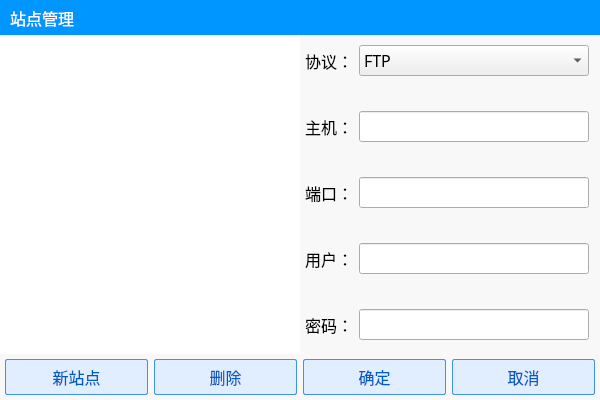
wonderful1234/FtpClient, file FtpClient/src/SiteManagement.ui: the form before one commit.
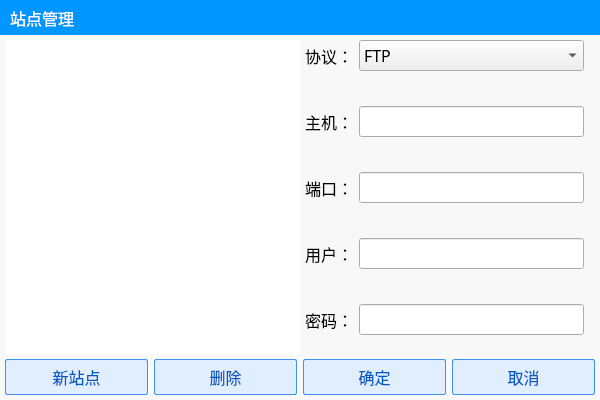
The form after the commit. Icons and pictures are not drawn.

The edit to the form file:
```diff
--- a/FtpClient/src/SiteManagement.ui
+++ b/FtpClient/src/SiteManagement.ui
@@ -147,26 +147,38 @@
          </item>
          <item>
           <widget class="QWidget" name="CenterWidget" native="true">
+           <property name="font">
+            <font>
+             <family>微软雅黑</family>
+             <pointsize>12</pointsize>
+            </font>
+           </property>
            <layout class="QHBoxLayout" name="horizontalLayout_3">
             <property name="spacing">
              <number>0</number>
             </property>
             <property name="leftMargin">
-             <number>0</number>
+             <number>5</number>
             </property>
             <property name="topMargin">
-             <number>0</number>
+             <number>5</number>
             </property>
             <property name="rightMargin">
-             <number>0</number>
+             <number>5</number>
             </property>
             <property name="bottomMargin">
              <number>0</number>
             </property>
             <item>
              <widget class="QListWidget" name="listWidget">
+              <property name="font">
+               <font>
+                <family>微软雅黑</family>
+                <pointsize>-1</pointsize>
+               </font>
+              </property>
               <property name="styleSheet">
-               <string notr="true">QListView{background-color:#ffffff; border: 0px;font-size:14px;}
+               <string notr="true">QListView{background-color:#ffffff; border: 0px;font-size:20px;}
 QListView::item{margin-right:1px;}
 QListView::item:hover {background: #0096ff;color:white;}
 QListView::item:selected {background: #0096ff;color:white;}</string>
@@ -183,7 +195,7 @@
                 <number>5</number>
                </property>
                <property name="topMargin">
-                <number>10</number>
+                <number>0</number>
                </property>
                <property name="bottomMargin">
                 <number>0</number>
```
